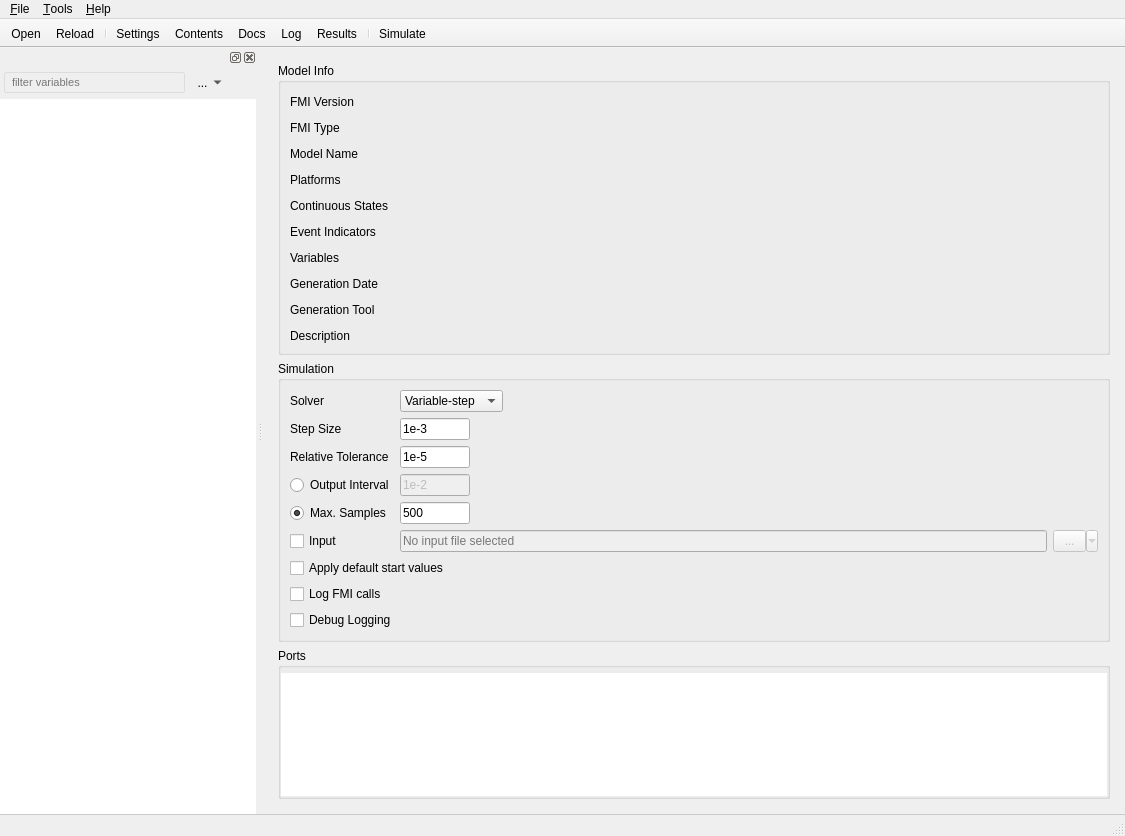
Above: fmpy/gui/forms/MainWindow.ui from CATIA-Systems/FMPy before the change. Below: the same form after it.
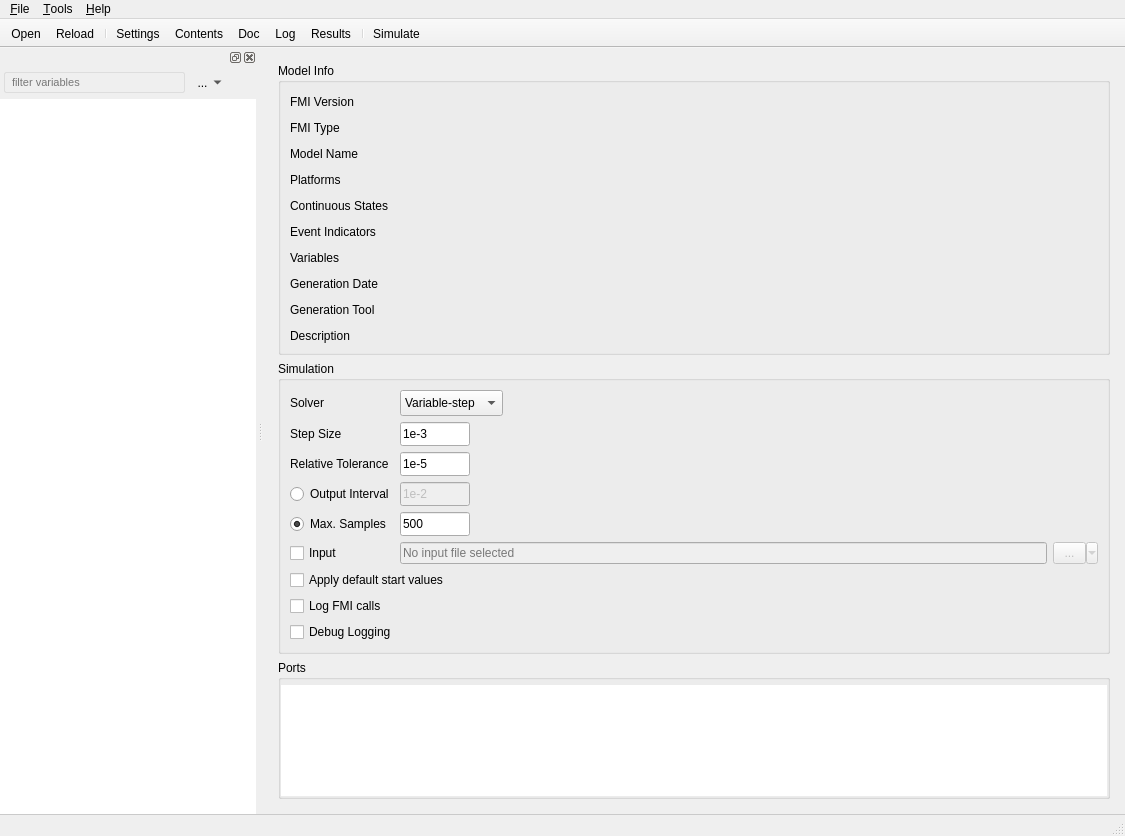
That is the form after the change. The open tabs and pages were chosen to show the change. Icons and pictures are not drawn. Custom widgets are drawn as their Qt base class.

Patch:
```diff
--- a/fmpy/gui/forms/MainWindow.ui
+++ b/fmpy/gui/forms/MainWindow.ui
@@ -653,7 +653,7 @@
                 <property name="minimumSize">
                  <size>
                   <width>70</width>
-                  <height>0</height>
+                  <height>24</height>
                  </size>
                 </property>
                 <property name="maximumSize">
@@ -703,7 +703,7 @@
                 <property name="minimumSize">
                  <size>
                   <width>90</width>
-                  <height>0</height>
+                  <height>26</height>
                  </size>
                 </property>
                 <property name="currentIndex">
@@ -760,7 +760,7 @@
                 <property name="minimumSize">
                  <size>
                   <width>70</width>
-                  <height>0</height>
+                  <height>24</height>
                  </size>
                 </property>
                 <property name="maximumSize">
@@ -825,7 +825,7 @@
                    <property name="minimumSize">
                     <size>
                      <width>70</width>
-                     <height>0</height>
+                     <height>24</height>
                     </size>
                    </property>
                    <property name="maximumSize">
@@ -891,7 +891,7 @@
                 <property name="minimumSize">
                  <size>
                   <width>70</width>
-                  <height>0</height>
+                  <height>24</height>
                  </size>
                 </property>
                 <property name="maximumSize">
@@ -1585,15 +1585,25 @@
    </widget>
   </widget>
   <widget class="QToolBar" name="toolBar">
+   <property name="palette">
+    <palette>
+     <active/>
+     <inactive/>
+     <disabled/>
+    </palette>
+   </property>
    <property name="windowTitle">
     <string>toolBar</string>
    </property>
+   <property name="autoFillBackground">
+    <bool>true</bool>
+   </property>
    <property name="movable">
     <bool>false</bool>
    </property>
    <property name="iconSize">
     <size>
-     <width>56</width>
+     <width>24</width>
      <height>24</height>
     </size>
    </property>
@@ -1992,7 +2002,7 @@
      <normaloff>:/icons/book.svg</normaloff>:/icons/book.svg</iconset>
    </property>
    <property name="text">
-    <string>Docs</string>
+    <string>Doc</string>
    </property>
   </action>
   <action name="actionShowFiles">
```
Left out of the diff: 38 changed lines with no effect on the pictures.
